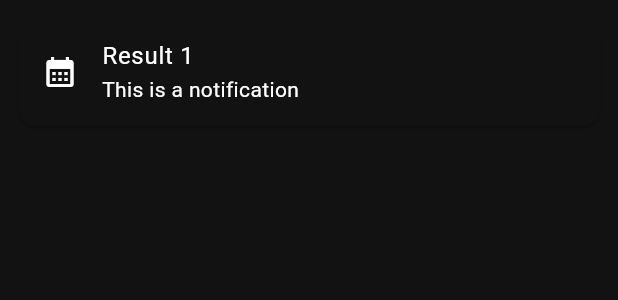
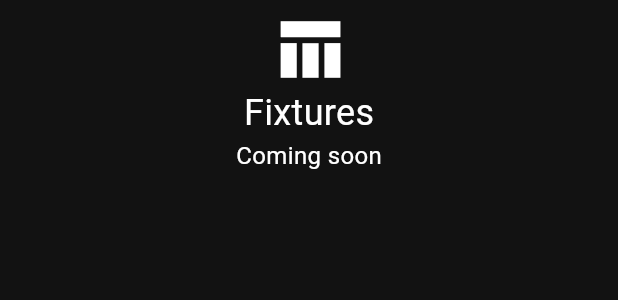
Before and after one commit to anselotti/flutter-nhl-no-spoil-app, a Flutter app: the Fixtures widget shown alone on an empty page, opened directly, on a phone screen of 412 x 824 dp. Shown: the top 300 px of the screen. Run offline on Flutter 3.47's test engine with Material 3 defaults, Android fonts, the phone set to English and light mode, and no system bars; our stand-ins replace flutter_svg; network calls fail.

```diff
--- a/lib/screens/fixtures/fixtures.dart
+++ b/lib/screens/fixtures/fixtures.dart
@@ -9,13 +9,15 @@ class Fixtures extends StatelessWidget {
       padding: EdgeInsets.all(8.0),
       child: Column(
         children: <Widget>[
-          Card(
-            child: ListTile(
-              leading: Icon(Icons.calendar_month_sharp),
-              title: Text('Result 1'),
-              subtitle: Text('This is a notification'),
-            ),
-          ),
+          Center(child: Column(
+            mainAxisAlignment: MainAxisAlignment.center,
+            crossAxisAlignment: CrossAxisAlignment.center,
+            children: <Widget>[
+              Icon(Icons.table_chart_sharp, size: 50.0),
+              Text('Fixtures', style: TextStyle(fontSize: 24.0)),
+              Text('Coming soon', style: TextStyle(fontSize: 16.0)),
+            ],
+          )),
         ],
       ),
     );
--- a/lib/widgets/date_picker.dart
+++ b/lib/widgets/date_picker.dart
@@ -40,6 +40,10 @@ class _DatePickerState extends State<DatePicker> {
           ElevatedButton(
             onPressed: () => _selectDate(context),
             child: Text(DateFormat('dd.MM.yyyy').format(_selectedDate!)),
+            style: ButtonStyle(
+              backgroundColor: MaterialStateProperty.all(Colors.white),
+              foregroundColor: MaterialStateProperty.all(Colors.black),
+            ),
           ),
           IconButton(
               onPressed: _nextDate, icon: const Icon(Icons.arrow_forward)),
--- a/lib/widgets/layout.dart
+++ b/lib/widgets/layout.dart
@@ -1,5 +1,5 @@
 import 'package:flutter/material.dart';
-import 'package:nhl_results_app/screens/results/results.dart';
+import 'package:nhl_results_app/screens/fixtures/fixtures.dart';
 import 'package:nhl_results_app/widgets/app_bar.dart';
 import '/screens/games/games.dart';
 
@@ -26,7 +26,7 @@ class _LayoutState extends State<Layout> {
             currentPageIndex = index;
           });
         },
-        indicatorColor: const Color.fromRGBO(244, 216, 0, 1.0),
+        indicatorColor: Colors.blue,
         selectedIndex: currentPageIndex,
         destinations: const <Widget>[
           NavigationDestination(
@@ -36,7 +36,7 @@ class _LayoutState extends State<Layout> {
           ),
           NavigationDestination(
             icon: Badge(
-              child: Icon(Icons.table_rows_sharp),
+              child: Icon(Icons.table_chart_sharp),
             ),
             label: 'Fixtures',
           ),
```
